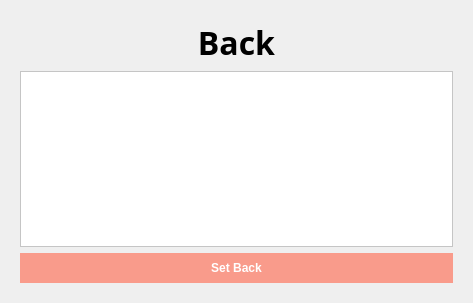
dparker2/StudyGroup, file fcback.ui: the form before one commit.
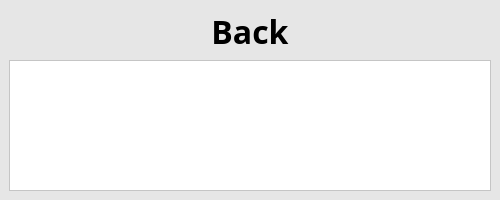
The form after the commit. The open tabs and pages were chosen to show the change.

What changed in the file:
```diff
--- a/fcback.ui
+++ b/fcback.ui
@@ -6,15 +6,30 @@
    <rect>
     <x>0</x>
     <y>0</y>
-    <width>473</width>
-    <height>303</height>
+    <width>500</width>
+    <height>200</height>
    </rect>
   </property>
   <property name="windowTitle">
    <string>Form</string>
   </property>
-  <layout class="QGridLayout" name="gridLayout">
-   <item row="0" column="0">
+  <property name="styleSheet">
+   <string notr="true">background-color: #e6e6e6;</string>
+  </property>
+  <layout class="QVBoxLayout" name="verticalLayout">
+   <property name="leftMargin">
+    <number>0</number>
+   </property>
+   <property name="topMargin">
+    <number>0</number>
+   </property>
+   <property name="rightMargin">
+    <number>0</number>
+   </property>
+   <property name="bottomMargin">
+    <number>0</number>
+   </property>
+   <item>
     <widget class="QStackedWidget" name="back_widget">
      <property name="currentIndex">
       <number>0</number>
@@ -43,8 +58,8 @@
       </layout>
      </widget>
      <widget class="QWidget" name="Back2">
-      <layout class="QGridLayout" name="gridLayout_3">
-       <item row="0" column="0">
+      <layout class="QVBoxLayout" name="verticalLayout_3">
+       <item>
         <widget class="QLabel" name="top_label">
          <property name="font">
           <font>
@@ -62,39 +77,13 @@
          </property>
         </widget>
        </item>
-       <item row="1" column="0">
+       <item>
         <widget class="QTextEdit" name="back_text">
          <property name="styleSheet">
           <string notr="true">background-color:white;</string>
          </property>
         </widget>
        </item>
-       <item row="2" column="0">
-        <layout class="QHBoxLayout" name="set_back_layout">
-         <item>
-          <widget class="QPushButton" name="set_back_btn">
-           <property name="styleSheet">
-            <string notr="true">QPushButton {
-background-color: rgba(255, 98, 71, 0.6);
-color: white; 
-font:bold;
-padding: 8px 12px 8px 12px;
-border: 0px;
-}
-
-QPushButton:hover {
-	background-color: rgba(255, 98, 71, 1);
-}
-
-</string>
-           </property>
-           <property name="text">
-            <string>Set Back</string>
-           </property>
-          </widget>
-         </item>
-        </layout>
-       </item>
       </layout>
      </widget>
     </widget>
```
Left out of the diff: 31 changed lines with no effect on the pictures.
